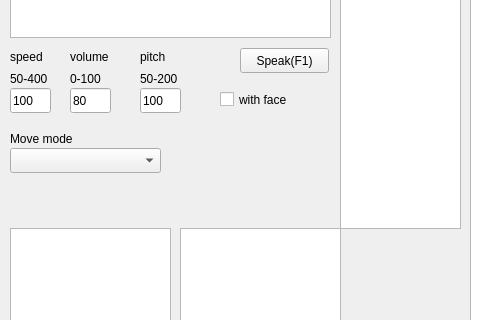
yangchihyuan/RobotNurseHelper, file cpp2/mainwindow.ui: the form before one commit; both pictures show x 0 to 480 and y 252 to 572 of the 1126 by 857 pixel window.
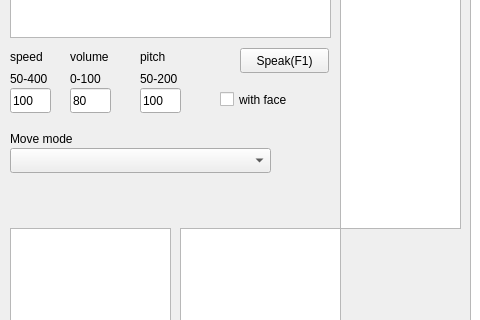
The form after the commit.

What changed in the file:
```diff
--- a/cpp2/mainwindow.ui
+++ b/cpp2/mainwindow.ui
@@ -477,7 +477,7 @@
      <rect>
       <x>10</x>
       <y>400</y>
-      <width>151</width>
+      <width>261</width>
       <height>25</height>
      </rect>
     </property>
```
